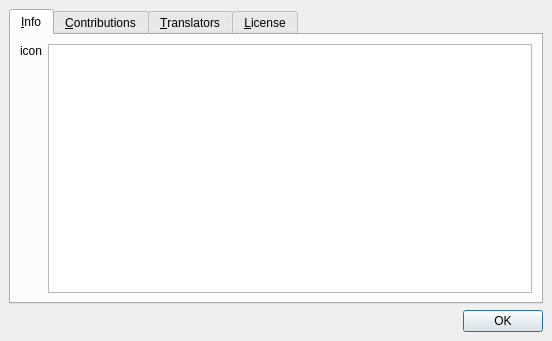
wilbert2000/wzplayer, file src/about.ui: the form before one commit.
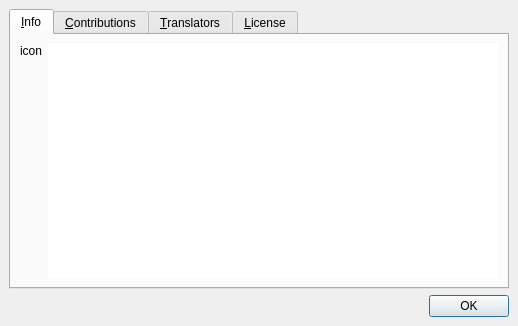
The form after the commit. Icons and pictures are not drawn.

Commit message: Changed the background color of the QTextBrowsers in the about dialog

```diff
--- a/src/about.ui
+++ b/src/about.ui
@@ -5,8 +5,8 @@
    <rect>
     <x>0</x>
     <y>0</y>
-    <width>552</width>
-    <height>341</height>
+    <width>518</width>
+    <height>326</height>
    </rect>
   </property>
   <property name="windowTitle" >
@@ -73,6 +73,12 @@
        </item>
        <item>
         <widget class="QTextBrowser" name="info" >
+         <property name="frameShape" >
+          <enum>QFrame::NoFrame</enum>
+         </property>
+         <property name="frameShadow" >
+          <enum>QFrame::Plain</enum>
+         </property>
          <property name="openExternalLinks" >
           <bool>true</bool>
          </property>
```
Left out of the diff: 26 changed lines with no effect on the pictures. The commit also changes 2 other files.
